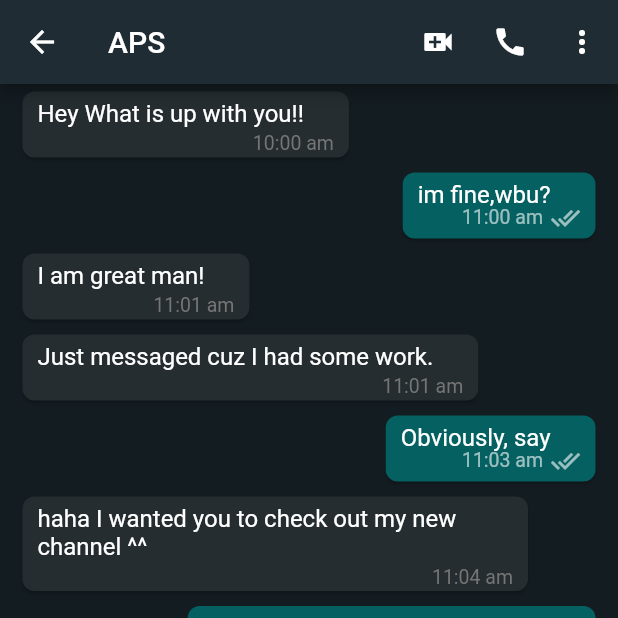
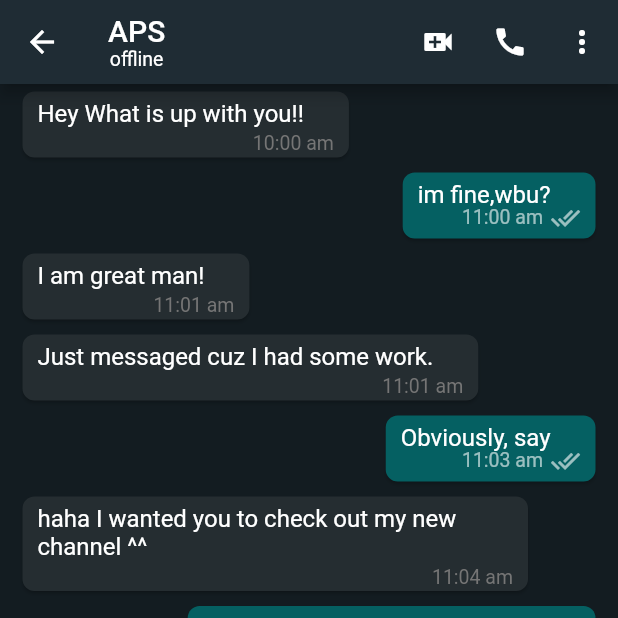
Before and after one commit to ankitpsamrat/Flutter-whatsapp-clone, a Flutter app: the MobileChatScreen screen opened directly, on a phone screen of 412 x 824 dp, the top half of it. Run offline on Flutter 3.47's test engine with Material 2 defaults, Android fonts, the phone set to English and light mode, and no system bars; our stand-ins replace cloud_firestore, country_picker, firebase_auth, firebase_core, firebase_storage, flutter_contacts and 2 more; accounts and stored records are empty.

Commit message:
first commit

```diff
--- a/lib/screens/mobile_chat_screen.dart
+++ b/lib/screens/mobile_chat_screen.dart
@@ -1,9 +1,12 @@
 import 'package:flutter/material.dart';
+import 'package:flutter_riverpod/flutter_riverpod.dart';
 import 'package:whatsapp/colors.dart';
-import 'package:whatsapp/info.dart';
+import 'package:whatsapp/common/widgets/loader.dart';
+import 'package:whatsapp/features/auth/controller/auth_controller.dart';
+import 'package:whatsapp/models/user_model.dart';
 import 'package:whatsapp/widgets/chat_list.dart';
 
-class MobileChatScreen extends StatelessWidget {
+class MobileChatScreen extends ConsumerWidget {
   const MobileChatScreen({
     Key? key,
     required this.name,
@@ -16,12 +19,30 @@ class MobileChatScreen extends StatelessWidget {
   static const String routeName = '/mobile-chat-screen';
 
   @override
-  Widget build(BuildContext context) {
+  Widget build(BuildContext context, WidgetRef ref) {
     return Scaffold(
       appBar: AppBar(
         backgroundColor: appBarColor,
-        title: Text(name),
-        centerTitle: false,
+        title: StreamBuilder<UserModel>(
+            stream: ref.read(authControllerProvider).userDataById(uid),
+            builder: (context, snapshot) {
+              if (snapshot.connectionState == ConnectionState.waiting) {
+                return const Loader();
+              }
+              return Column(
+                children: [
+                  Text(name),
+                  Text(
+                    snapshot.data!.isOnline ? 'online' : 'offline',
+                    style: const TextStyle(
+                      fontSize: 13,
+                      fontWeight: FontWeight.normal,
+                    ),
+                  ),
+                ],
+              );
+            }),
+        // centerTitle: false,
         actions: [
           IconButton(
             onPressed: () {},
--- a/lib/widgets/contacts_list.dart
+++ b/lib/widgets/contacts_list.dart
@@ -59,7 +59,10 @@ class ContactsList extends StatelessWidget {
                   ),
                 ),
               ),
-              const Divider(color: dividerColor, indent: 85),
+              const Divider(
+                color: dividerColor,
+                indent: 85,
+              ),
             ],
           );
         },
```
Also changed, not shown: lib/features/auth/controller/auth_controller.dart (+6 -6 lines), lib/features/auth/repository/auth_repository.dart (+12 -0 lines), lib/screens/mobile_layout_screen.dart (+7 -10 lines).
